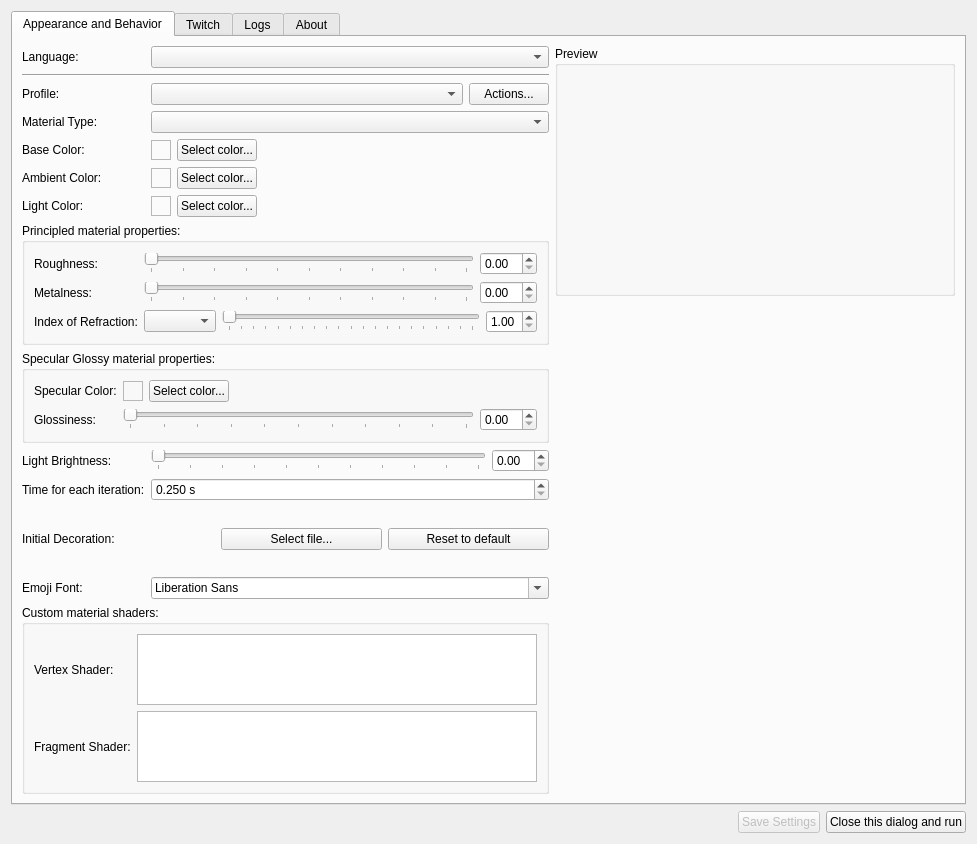
Old version of the form setupwidget.ui in the repository xiluembo/atsumari.
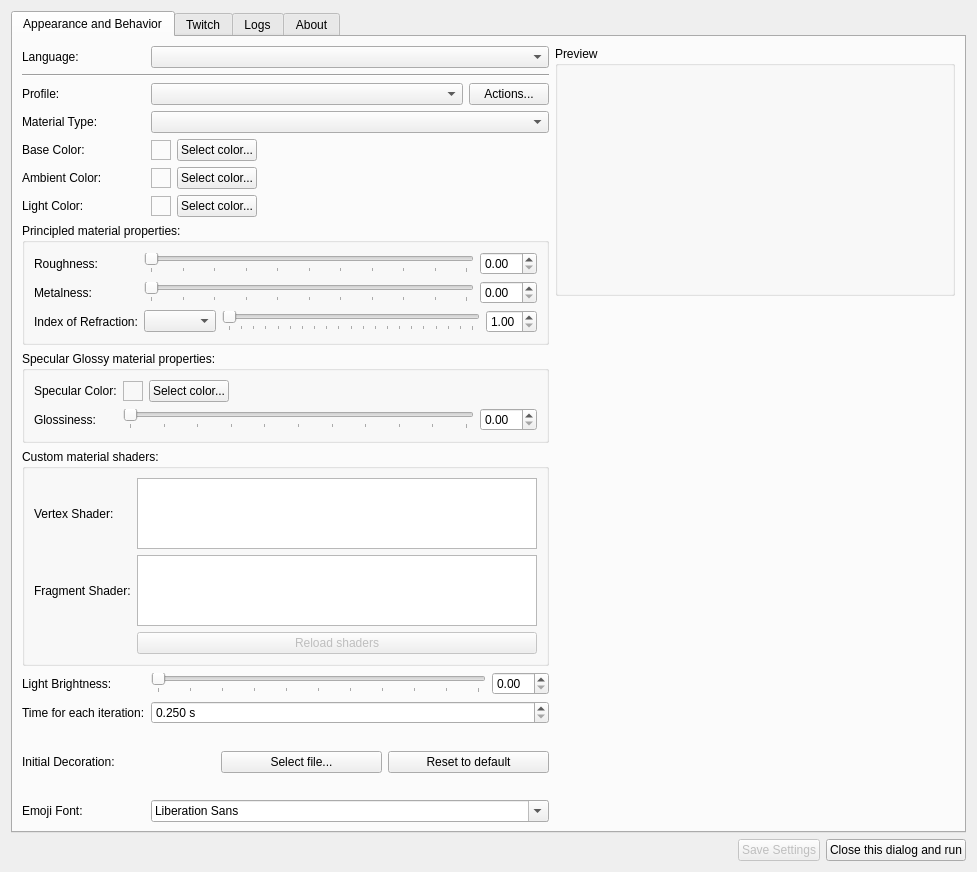
New version of the form. Icons and pictures are not drawn.

Commit message: Add reloadable custom shader defaults and UI controls

Diff of the .ui file:
```diff
--- a/setupwidget.ui
+++ b/setupwidget.ui
@@ -196,7 +196,7 @@
              </property>
             </widget>
            </item>
-           <item row="9" column="0">
+           <item row="10" column="0">
             <widget class="QLabel" name="lblLightBrightness">
              <property name="locale">
               <locale language="English" country="UnitedStates"/>
@@ -422,7 +422,7 @@
              </property>
             </widget>
            </item>
-           <item row="10" column="0">
+           <item row="11" column="0">
             <widget class="QLabel" name="lblIterationTime">
              <property name="locale">
               <locale language="English" country="UnitedStates"/>
@@ -432,7 +432,7 @@
              </property>
             </widget>
            </item>
-           <item row="11" column="1">
+           <item row="12" column="1">
             <layout class="QHBoxLayout" name="horizontalLayout_16">
              <item>
               <widget class="QLabel" name="lblDecoration">
@@ -478,7 +478,7 @@
              </item>
             </layout>
            </item>
-           <item row="9" column="1">
+           <item row="10" column="1">
             <layout class="QHBoxLayout" name="horizontalLayout_22">
              <item>
               <widget class="QSlider" name="sldLightBrightness">
@@ -510,14 +510,14 @@
              </item>
             </layout>
            </item>
-           <item row="12" column="0">
+           <item row="13" column="0">
             <widget class="QLabel" name="label">
              <property name="text">
               <string>Emoji Font:</string>
              </property>
             </widget>
            </item>
-           <item row="10" column="1">
+           <item row="11" column="1">
             <widget class="QDoubleSpinBox" name="spnIteration">
              <property name="statusTip">
               <string notr="true"/>
@@ -546,7 +546,7 @@
              </property>
             </widget>
            </item>
-           <item row="11" column="0">
+           <item row="12" column="0">
             <widget class="QLabel" name="lblLightColor_2">
              <property name="locale">
               <locale language="English" country="UnitedStates"/>
@@ -563,7 +563,7 @@
              </property>
             </widget>
            </item>
-           <item row="12" column="1">
+           <item row="13" column="1">
             <widget class="QFontComboBox" name="cboEmojiFont">
              <property name="currentFont">
               <font>
@@ -696,7 +696,7 @@
             </property>
            </widget>
           </item>
-           <item row="13" column="0" colspan="2">
+           <item row="9" column="0" colspan="2">
             <widget class="QGroupBox" name="grpCustomMaterial">
              <property name="title">
               <string>Custom material shaders:</string>
@@ -719,8 +719,18 @@
                 </property>
                </widget>
               </item>
-              <item row="1" column="1">
-               <widget class="QPlainTextEdit" name="txtFragmentShader"/>
+               <item row="1" column="1">
+                <widget class="QPlainTextEdit" name="txtFragmentShader"/>
+               </item>
+              <item row="2" column="1">
+               <widget class="QPushButton" name="btnReloadShaders">
+                <property name="text">
+                 <string>Reload shaders</string>
+                </property>
+                <property name="enabled">
+                 <bool>false</bool>
+                </property>
+               </widget>
               </item>
              </layout>
             </widget>
```
Left out of the diff: 2 changed lines with no effect on the pictures. The commit also changes 2 other files.
